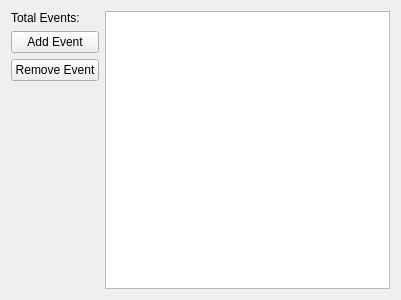
paulmthompson/WhiskerToolbox, file src/WhiskerToolbox/DataManager_Widget/DigitalEventSeries_Widget/DigitalEventSeries_Widget.ui: the form before one commit.
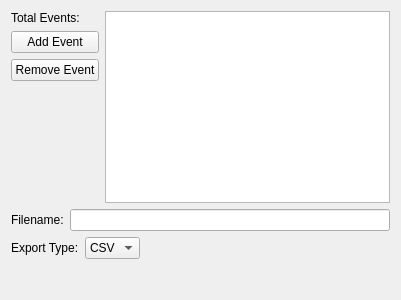
The form after the commit. Custom widgets are drawn as their Qt base class.

Commit message: add CSV saver for events

```diff
--- a/src/WhiskerToolbox/DataManager_Widget/DigitalEventSeries_Widget/DigitalEventSeries_Widget.ui
+++ b/src/WhiskerToolbox/DataManager_Widget/DigitalEventSeries_Widget/DigitalEventSeries_Widget.ui
@@ -13,6 +13,8 @@
   <property name="windowTitle">
    <string>Form</string>
   </property>
+  <layout class="QVBoxLayout" name="mainVerticalLayout">
+   <item>
   <layout class="QHBoxLayout" name="horizontalLayout">
    <item>
     <layout class="QVBoxLayout" name="verticalLayout_2">
@@ -71,7 +73,119 @@
     </layout>
    </item>
   </layout>
- </widget>
+   </item>
+   <item>
+    <widget class="Section" name="export_section" native="true">
+     <property name="sizePolicy">
+      <sizepolicy hsizetype="Expanding" vsizetype="Preferred">
+       <horstretch>0</horstretch>
+       <verstretch>0</verstretch>
+      </sizepolicy>
+     </property>
+     <layout class="QVBoxLayout" name="exportSectionLayout">
+      <property name="leftMargin">
+       <number>0</number>
+      </property>
+      <property name="topMargin">
+       <number>0</number>
+      </property>
+      <property name="rightMargin">
+       <number>0</number>
+      </property>
+      <property name="bottomMargin">
+       <number>0</number>
+      </property>
+      <item>
+       <layout class="QHBoxLayout" name="filenameLayout">
+        <item>
+         <widget class="QLabel" name="label_filename">
+          <property name="text">
+           <string>Filename:</string>
+          </property>
+         </widget>
+        </item>
+        <item>
+         <widget class="QLineEdit" name="filename_edit">
+          <property name="text">
+           <string/>
+          </property>
+         </widget>
+        </item>
+       </layout>
+      </item>
+      <item>
+       <layout class="QHBoxLayout" name="exportTypeLayout">
+        <item>
+         <widget class="QLabel" name="label_export_type">
+          <property name="text">
+           <string>Export Type:</string>
+          </property>
+         </widget>
+        </item>
+        <item>
+         <widget class="QComboBox" name="export_type_combo">
+          <item>
+           <property name="text">
+            <string>CSV</string>
+           </property>
+          </item>
+         </widget>
+        </item>
+        <item>
+         <spacer name="exportTypeSpacer">
+          <property name="orientation">
+           <enum>Qt::Orientation::Horizontal</enum>
+          </property>
+          <property name="sizeHint" stdset="0">
+           <size>
+            <width>40</width>
+            <height>20</height>
+           </size>
+          </property>
+         </spacer>
+        </item>
+       </layout>
+      </item>
+      <item>
+       <widget class="QStackedWidget" name="stacked_saver_options">
+        <property name="currentIndex">
+         <number>0</number>
+        </property>
+        <widget class="CSVEventSaver_Widget" name="csv_event_saver_widget"/>
+       </widget>
+      </item>
+     </layout>
+    </widget>
+   </item>
+   <item>
+    <spacer name="verticalSpacer_bottom">
+     <property name="orientation">
+      <enum>Qt::Orientation::Vertical</enum>
+     </property>
+     <property name="sizeHint" stdset="0">
+      <size>
+       <width>20</width>
+       <height>10</height>
+      </size>
+     </property>
+    </spacer>
+   </item>
+  </layout>
+ </widget>
+ <customwidgets>
+  <customwidget>
+   <class>CSVEventSaver_Widget</class>
+   <extends>QWidget</extends>
+   <header>IO_Widgets/DigitalTimeSeries/CSV/CSVEventSaver_Widget.hpp</header>
+   <container>1</container>
+  </customwidget>
+  <customwidget>
+   <class>Section</class>
+   <extends>QWidget</extends>
+   <header>Collapsible_Widget/Section.hpp</header>
+   <container>1</container>
+  </customwidget>
+ </customwidgets>
  <resources/>
  <connections/>
 </ui>
```
Lines whose indentation alone changed are shown as unchanged. The commit also changes 6 other files.
